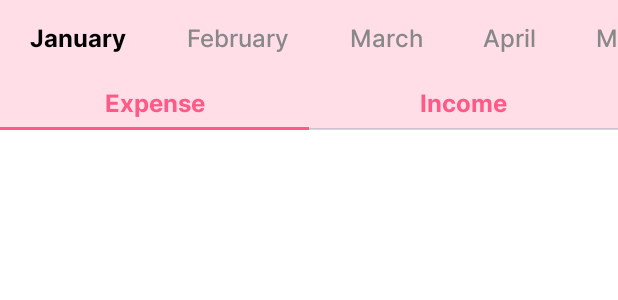
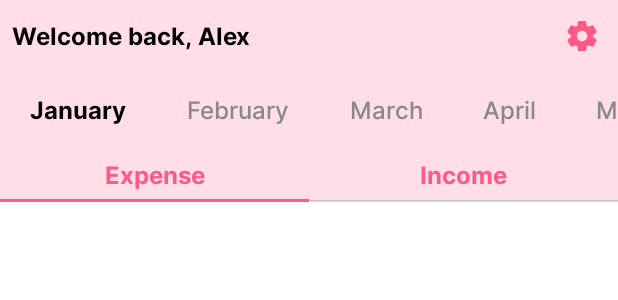
Before and after one commit to alexcao194/Aiary, an Android app built with Jetpack Compose: the @Preview function HomeHeaderPreview, on a phone screen of 412 x 824 dp. Shown: the top 300 px of the screen. Run offline under Robolectric (Android 15) with nearby library versions, the phone set to English and light mode, and no system bars; Roboto replaces fonts that are not available here.

Commit message:
feat: add greeter

```diff
--- a/app/src/main/java/com/alexcao/aiary/presentation/screens/home/widgets/HomeHeader.kt
+++ b/app/src/main/java/com/alexcao/aiary/presentation/screens/home/widgets/HomeHeader.kt
@@ -8,6 +8,10 @@ import androidx.compose.foundation.layout.fillMaxWidth
 import androidx.compose.foundation.layout.padding
 import androidx.compose.foundation.lazy.LazyRow
 import androidx.compose.foundation.lazy.rememberLazyListState
+import androidx.compose.material.icons.Icons
+import androidx.compose.material.icons.rounded.Settings
+import androidx.compose.material3.Icon
+import androidx.compose.material3.IconButton
 import androidx.compose.material3.Tab
 import androidx.compose.material3.TabRow
 import androidx.compose.material3.TabRowDefaults.SecondaryIndicator
@@ -51,6 +55,28 @@ fun HomeHeader(
                 color = PrimaryBackground,
             )
     ) {
+        Row(
+            modifier = Modifier.fillMaxWidth(),
+            verticalAlignment = Alignment.CenterVertically,
+            horizontalArrangement = Arrangement.SpaceBetween,
+        ) {
+            Text(
+                text = "Welcome back, Alex",
+                style = InterTypography.titleMedium.copy(
+                    fontWeight = FontWeight.Bold,
+                    color = Color.Black
+                ),
+                modifier = Modifier.padding(8.dp)
+            )
+
+            IconButton(onClick = { }) {
+                Icon(
+                    imageVector = Icons.Rounded.Settings,
+                    contentDescription = "Settings button",
+                    tint = Primary
+                )
+            }
+        }
         Row(
             horizontalArrangement = Arrangement.SpaceBetween,
             verticalAlignment = Alignment.CenterVertically,
```
